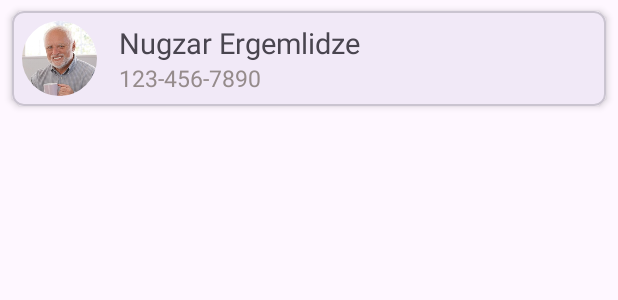
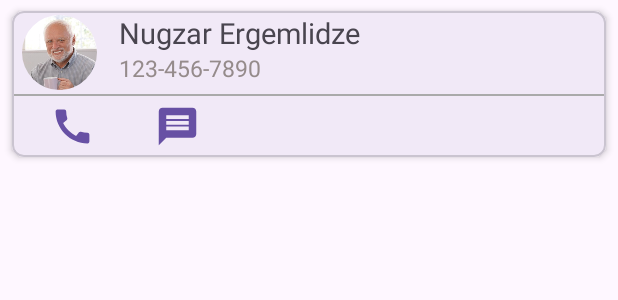
Before and after one commit to U-Wan/ContactsApp, an Android app: the layout contact.xml on its own in the app's theme, with its tools: preview values and no code run, on a phone screen of 412 x 824 dp. Shown: the top 300 px of the screen. Run offline under Robolectric (Android 15) with nearby library versions, the phone set to English and light mode, and no system bars.

Commit message:
adding new features(making voice calls and messages)

```diff
--- /dev/null
+++ b/app/src/main/res/drawable/baseline_call_24.xml
@@ -0,0 +1,5 @@
+<vector android:height="24dp" android:tint="#000000"
+    android:viewportHeight="24" android:viewportWidth="24"
+    android:width="24dp" xmlns:android="http://schemas.android.com/apk/res/android">
+    <path android:fillColor="@android:color/white" android:pathData="M20.01,15.38c-1.23,0 -2.42,-0.2 -3.53,-0.56 -0.35,-0.12 -0.74,-0.03 -1.01,0.24l-1.57,1.97c-2.83,-1.35 -5.48,-3.9 -6.89,-6.83l1.95,-1.66c0.27,-0.28 0.35,-0.67 0.24,-1.02 -0.37,-1.11 -0.56,-2.3 -0.56,-3.53 0,-0.54 -0.45,-0.99 -0.99,-0.99H4.19C3.65,3 3,3.24 3,3.99 3,13.28 10.73,21 20.01,21c0.71,0 0.99,-0.63 0.99,-1.18v-3.45c0,-0.54 -0.45,-0.99 -0.99,-0.99z"/>
+</vector>
--- /dev/null
+++ b/app/src/main/res/drawable/baseline_message_24.xml
@@ -0,0 +1,5 @@
+<vector android:autoMirrored="true" android:height="24dp"
+    android:tint="#000000" android:viewportHeight="24"
+    android:viewportWidth="24" android:width="24dp" xmlns:android="http://schemas.android.com/apk/res/android">
+    <path android:fillColor="@android:color/white" android:pathData="M20,2L4,2c-1.1,0 -1.99,0.9 -1.99,2L2,22l4,-4h14c1.1,0 2,-0.9 2,-2L22,4c0,-1.1 -0.9,-2 -2,-2zM18,14L6,14v-2h12v2zM18,11L6,11L6,9h12v2zM18,8L6,8L6,6h12v2z"/>
+</vector>
--- a/app/src/main/res/layout/contact.xml
+++ b/app/src/main/res/layout/contact.xml
@@ -10,9 +10,18 @@
     android:layout_marginHorizontal="2dp"
     app:cardElevation="3dp">
 
+
+
+    <LinearLayout
+        android:layout_width="match_parent"
+        android:layout_height="wrap_content"
+        android:orientation="vertical"
+        >
+
         <androidx.constraintlayout.widget.ConstraintLayout
+            android:id="@+id/bottomconstarintlayout"
             android:layout_width="match_parent"
-        android:layout_height="match_parent"
+            android:layout_height="55dp"
             android:padding="1dp">
 
             <com.google.android.material.imageview.ShapeableImageView
@@ -53,7 +62,46 @@
                     android:textSize="15sp" />
 
             </LinearLayout>
+
         </androidx.constraintlayout.widget.ConstraintLayout>
+        <View
+            android:layout_width="match_parent"
+            android:layout_height="1dp"
+            android:background="@android:color/darker_gray" />
+        <LinearLayout
+            android:id="@+id/bottom_menu"
+            android:layout_width="match_parent"
+            android:layout_height="wrap_content"
+            android:layout_margin="5dp"
+            android:orientation="horizontal"
+            >
+
+
+            <Button
+                android:id="@+id/btn_call"
+                android:layout_width="30dp"
+                android:layout_height="30dp"
+                android:layout_marginStart="20dp"
+                android:background="@drawable/baseline_call_24"
+                android:text="Call"
+                android:layout_gravity="center_vertical"
+                android:textColor="@android:color/black"
+                tools:ignore="TouchTargetSizeCheck" />
+
+            <Button
+                android:id="@+id/btn_message"
+                android:layout_width="30dp"
+                android:layout_height="30dp"
+                android:layout_marginStart="40dp"
+                android:background="@drawable/baseline_message_24"
+                android:text="Message"
+                android:textColor="@android:color/black"
+                android:layout_gravity="center_vertical"
+                tools:ignore="TouchTargetSizeCheck" />
+
+
+        </LinearLayout>
+    </LinearLayout>
 
 
 </com.google.android.material.card.MaterialCardView>
```
Also changed, not shown: app/src/main/AndroidManifest.xml (+8 -0 lines), app/src/main/java/com/sweeft/contactsapp/data/Contact.kt (+6 -1 lines), app/src/main/java/com/sweeft/contactsapp/ui/ContactViewHolder.kt (+35 -1 lines), app/src/main/java/com/sweeft/contactsapp/ui/ContactsAdapter.kt (+60 -2 lines), app/src/main/java/com/sweeft/contactsapp/ui/ContactsFragment.kt (+10 -5 lines). Lines whose indentation alone changed are shown as unchanged.
